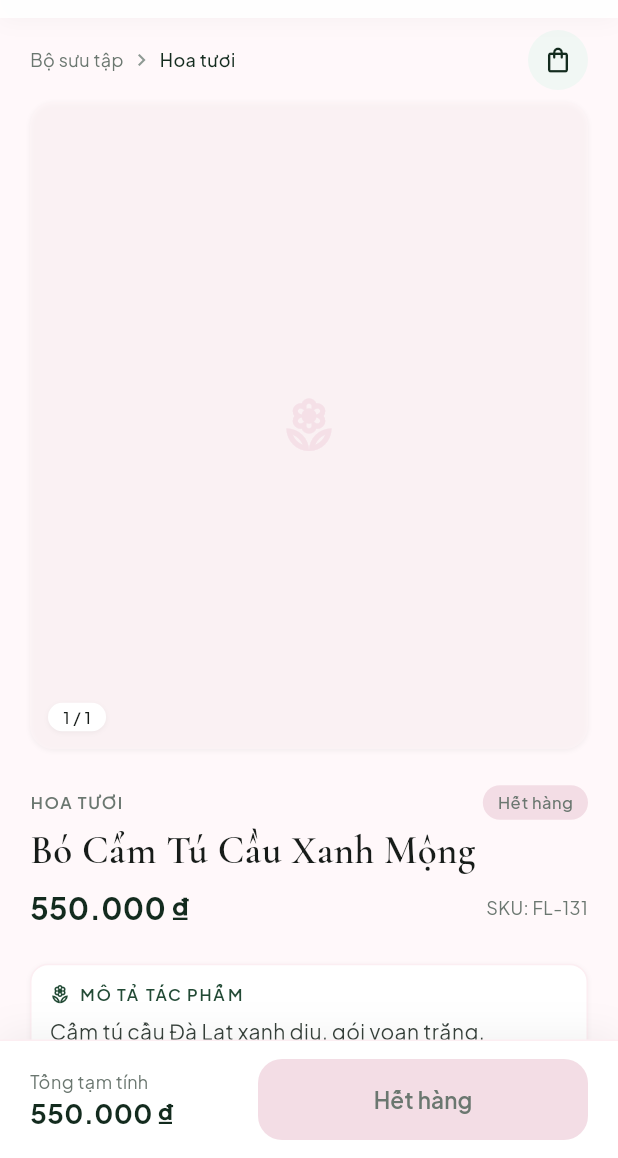
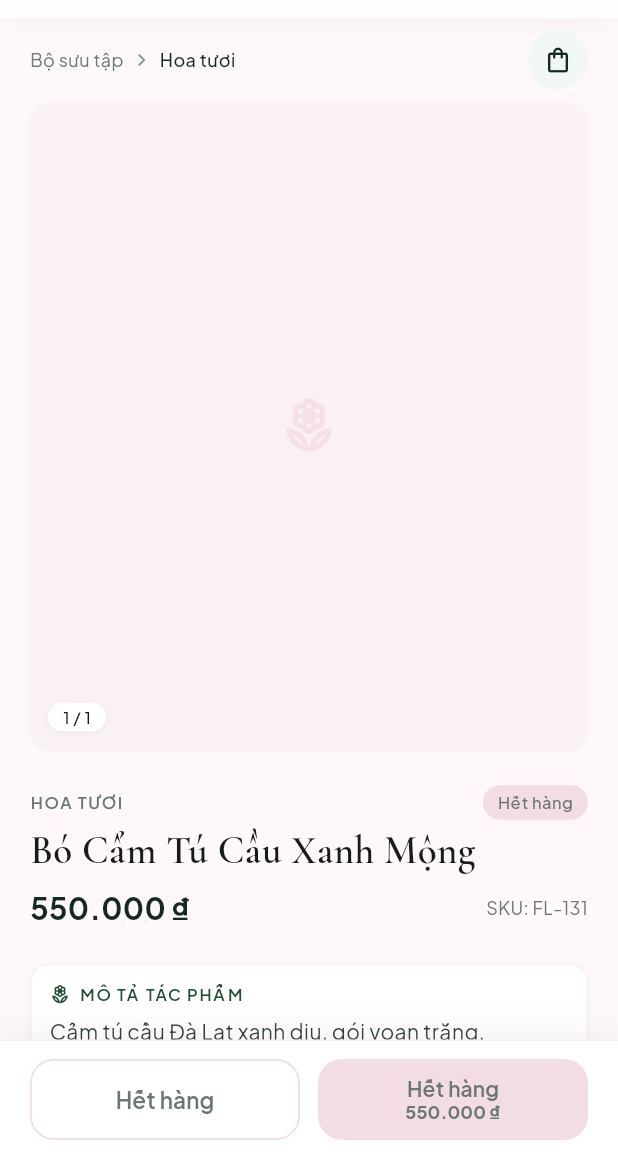
Before and after one commit to hoaithaoo/PRM391_FlowerAndPlantShop, a Flutter app: the screen it shows after launch, item 2 of the bottom bar chosen, scrolled down 1152 dp, after a tap on "Hết hàng", on a phone screen of 412 x 824 dp, the part 78-1236 px from its top. Run offline on Flutter 3.47's test engine with Material 3 defaults, Android fonts, the phone set to English and light mode, and no system bars; our stand-ins replace equatable, flutter_bloc, flutter_svg, google_fonts, supabase_flutter; accounts and stored records are empty.

Commit message:
feat(mobile): add quantity selection pop-up and checkout action for buy now button

```diff
--- a/apps/mobile/lib/features/products/widgets/detail/purchase_bar.dart
+++ b/apps/mobile/lib/features/products/widgets/detail/purchase_bar.dart
@@ -4,18 +4,20 @@ import 'package:plant_flower_ui/plant_flower_ui.dart';
 
 /// Thanh mua hàng cố định ở đáy (Penpot: "Aside - Sticky Purchase Bottom Bar").
 ///
-/// Trái: "Tổng tạm tính" + tổng tiền. Phải: nút "Thêm vào giỏ" (bo 16, cao 54).
+/// Bố cục 1 hàng ngang với 2 nút song song: "Thêm vào giỏ" và "Mua ngay" (kèm giá tiền).
 class PurchaseBar extends StatelessWidget {
   const PurchaseBar({
     super.key,
     required this.total,
     required this.inStock,
     required this.onAddToCart,
+    required this.onBuyNow,
   });
 
   final int total;
   final bool inStock;
   final VoidCallback onAddToCart;
+  final VoidCallback onBuyNow;
 
   @override
   Widget build(BuildContext context) {
@@ -38,42 +40,58 @@ class PurchaseBar extends StatelessWidget {
           ),
         ],
       ),
-      child: LayoutBuilder(
-        builder: (context, constraints) {
-          final buttonWidth = (constraints.maxWidth * 0.6).clamp(0.0, 220.0);
-          return Row(
+      child: Row(
         children: [
+          // Nút 1: Thêm vào giỏ
           Expanded(
+            child: SizedBox(
+              height: 54,
+              child: OutlinedButton(
+                key: const Key('detail-add-to-cart'),
+                onPressed: inStock ? onAddToCart : null,
+                style: OutlinedButton.styleFrom(
+                  foregroundColor: AppColors.primary,
+                  disabledForegroundColor: AppColors.textMuted,
+                  backgroundColor:
+                      inStock ? AppColors.primarySoft : AppColors.surface,
+                  side: BorderSide(
+                    color: inStock
+                        ? AppColors.primary
+                        : AppColors.borderInactive,
+                    width: 1.2,
+                  ),
+                  padding: const EdgeInsets.symmetric(horizontal: 8),
+                  shape: RoundedRectangleBorder(
+                    borderRadius: BorderRadius.circular(16),
+                  ),
+                ),
                 child: FittedBox(
                   fit: BoxFit.scaleDown,
-                  alignment: Alignment.centerLeft,
-                  child: Column(
-                    crossAxisAlignment: CrossAxisAlignment.start,
+                  child: Row(
                     mainAxisSize: MainAxisSize.min,
                     children: [
+                      if (inStock) ...[
+                        const Icon(Icons.add_shopping_cart, size: 18),
+                        const SizedBox(width: 6),
+                      ],
                       Text(
-                        'Tổng tạm tính',
-                        style: AppTextStyles.caption.copyWith(
-                          fontWeight: FontWeight.w400,
-                        ),
-                      ),
-                      Text(
-                        formatVnd(total),
-                        key: const Key('detail-total'),
-                        style: AppFonts.sans(
-                          fontSize: 18,
-                          fontWeight: FontWeight.w700,
-                          height: 1.3,
-                          color: AppColors.primary,
+                        inStock ? 'Thêm vào giỏ' : 'Hết hàng',
+                        style: AppTextStyles.button.copyWith(
+                          color: inStock
+                              ? AppColors.primary
+                              : AppColors.textMuted,
                         ),
                       ),
                     ],
                   ),
                 ),
               ),
-              const SizedBox(width: 16),
-              SizedBox(
-                width: buttonWidth,
+            ),
+          ),
+          const SizedBox(width: 12),
+          // Nút 2: Mua ngay (kèm tổng giá)
+          Expanded(
+            child: SizedBox(
               height: 54,
               child: DecoratedBox(
                 decoration: BoxDecoration(
@@ -81,20 +99,17 @@ class PurchaseBar extends StatelessWidget {
                   boxShadow: inStock ? AppColors.buttonShadow : null,
                 ),
                 child: FilledButton(
-                    key: const Key('detail-add-to-cart'),
-                    onPressed: inStock ? onAddToCart : null,
-                    style:
-                        FilledButton.styleFrom(
+                  key: const Key('detail-buy-now'),
+                  onPressed: inStock ? onBuyNow : null,
+                  style: FilledButton.styleFrom(
                     foregroundColor: AppColors.textLight,
                     disabledForegroundColor: AppColors.textMuted,
-                          padding: const EdgeInsets.symmetric(horizontal: 16),
+                    padding: const EdgeInsets.symmetric(horizontal: 8),
                     shape: RoundedRectangleBorder(
                       borderRadius: BorderRadius.circular(16),
                     ),
                   ).copyWith(
-                          backgroundColor: WidgetStateProperty.resolveWith((
-                            states,
-                          ) {
+                    backgroundColor: WidgetStateProperty.resolveWith((states) {
                       if (states.contains(WidgetState.disabled)) {
                         return AppColors.borderInactive;
                       }
@@ -106,19 +121,44 @@ class PurchaseBar extends StatelessWidget {
                   ),
                   child: FittedBox(
                     fit: BoxFit.scaleDown,
-                      child: Row(
+                    child: Column(
+                      mainAxisSize: MainAxisSize.min,
+                      mainAxisAlignment: MainAxisAlignment.center,
+                      children: [
+                        Row(
                           mainAxisSize: MainAxisSize.min,
                           children: [
                             if (inStock) ...[
-                            const Icon(Icons.add_shopping_cart, size: 18),
-                            const SizedBox(width: 8),
+                              const Icon(
+                                Icons.bolt,
+                                size: 16,
+                                color: AppColors.textLight,
+                              ),
+                              const SizedBox(width: 4),
                             ],
                             Text(
-                            inStock ? 'Thêm vào giỏ' : 'Hết hàng',
+                              inStock ? 'Mua ngay' : 'Hết hàng',
                               style: AppTextStyles.button.copyWith(
                                 color: inStock
                                     ? AppColors.textLight
                                     : AppColors.textMuted,
+                                fontSize: 14,
+                                height: 1.1,
+                              ),
+                            ),
+                          ],
+                        ),
+                        const SizedBox(height: 2),
+                        Text(
+                          formatVnd(total),
+                          key: const Key('detail-total'),
+                          style: AppFonts.sans(
+                            fontSize: 12,
+                            fontWeight: FontWeight.w700,
+                            color: inStock
+                                ? AppColors.textLight.withValues(alpha: 0.95)
+                                : AppColors.textMuted,
+                            height: 1.1,
                           ),
                         ),
                       ],
@@ -127,9 +167,8 @@ class PurchaseBar extends StatelessWidget {
                 ),
               ),
             ),
+          ),
         ],
-          );
-        },
       ),
     );
   }
```
Also changed, not shown: apps/mobile/lib/features/products/screens/product_detail_screen.dart (+43 -0 lines), apps/mobile/lib/features/products/widgets/detail/buy_now_sheet.dart (added, +291 -0 lines), 1 other file. Lines whose indentation alone changed are shown as unchanged.
